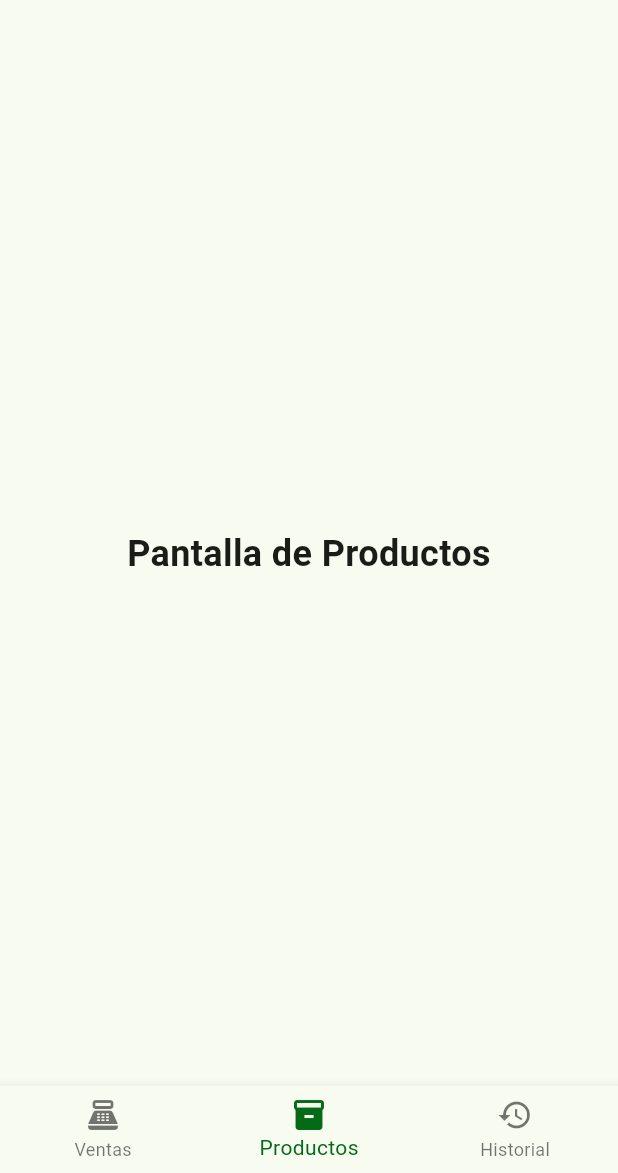
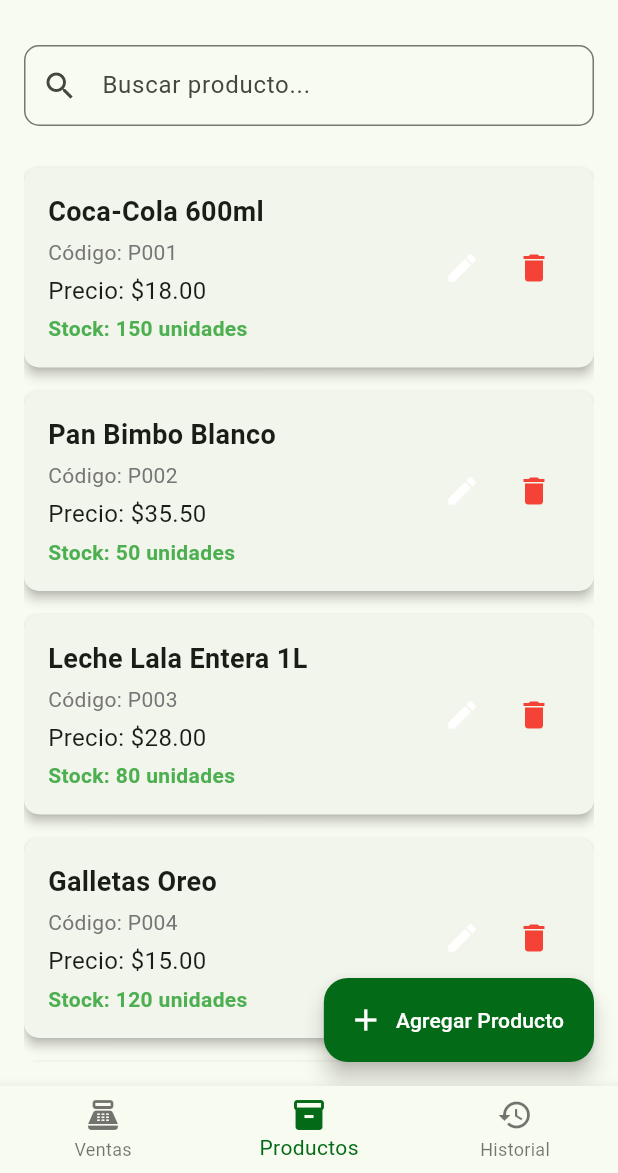
Before and after one commit to Toad24F/MVP-punto-de-venta, a Flutter app: the HomeScreen screen opened directly, swiped to page 2, on a phone screen of 412 x 824 dp, the part 63-1236 px from its top. Run offline on Flutter 3.47's test engine with Material 3 defaults, Android fonts, the phone set to English and light mode, and no system bars.

Commit message:
Creación de pantalla de productos (ProductsScreen)
Se ha creado una nueva pantalla para la gestión de productos,
que incluye:

- Un campo de búsqueda para filtrar productos.
- Una lista que muestra los productos con su nombre, código, precio y stock.
- Indicador visual para stock bajo (color rojo).
- Botones de opción para editar y eliminar productos (funcionalidad pendiente de implementación).
- Un botón flotante para agregar nuevos productos (funcionalidad pendiente de implementación).

Esta pantalla se ha integrado en `HomeScreen` como una de las pestañas
del `PageView`, reemplazando el `PlaceholderScreen` correspondiente.

```diff
--- a/lib/Screens/home_screen.dart
+++ b/lib/Screens/home_screen.dart
@@ -1,4 +1,5 @@
 import 'package:flutter/material.dart';
+import 'package:puntodeventa/Screens/product_screen.dart';
 import 'package:puntodeventa/Screens/sale_screen.dart';
 
 class HomeScreen extends StatefulWidget {
@@ -27,7 +28,7 @@
   // Lista de widgets para las diferentes pantallas/pestañas
   static const List<Widget> _widgetOptions = <Widget>[
     SalesScreen(),
-    PlaceholderScreen(title: 'Pantalla de Productos'),
+    ProductsScreen(),
     PlaceholderScreen(title: 'Pantalla de Historial de Ventas'),
   ];
 
--- a/lib/Screens/product_screen.dart
+++ b/lib/Screens/product_screen.dart
@@ -0,0 +1,152 @@
+// products_screen.dart
+import 'package:flutter/material.dart';
+
+class ProductsScreen extends StatefulWidget {
+  const ProductsScreen({super.key});
+
+  @override
+  State<ProductsScreen> createState() => _ProductsScreenState();
+}
+
+class _ProductsScreenState extends State<ProductsScreen> {
+  // Lista simulada de productos
+  // En una aplicación real, esto provendría de una base de datos o API
+  final List<Map<String, dynamic>> _products = [
+    {'id': 'P001', 'name': 'Coca-Cola 600ml', 'price': 18.00, 'stock': 150},
+    {'id': 'P002', 'name': 'Pan Bimbo Blanco', 'price': 35.50, 'stock': 50},
+    {'id': 'P003', 'name': 'Leche Lala Entera 1L', 'price': 28.00, 'stock': 80},
+    {'id': 'P004', 'name': 'Galletas Oreo', 'price': 15.00, 'stock': 120},
+    {'id': 'P005', 'name': 'Jugo Del Valle Naranja 1L', 'price': 22.00, 'stock': 70},
+    {'id': 'P006', 'name': 'Café Nescafé Clásico 50g', 'price': 45.00, 'stock': 40},
+  ];
+
+  @override
+  Widget build(BuildContext context) {
+    final ColorScheme colorScheme = Theme.of(context).colorScheme;
+
+    return Scaffold(
+      // No necesitamos un AppBar aquí porque la HomeScreen ya tiene uno
+      // y esta es una "pestaña" del PageView.
+      body: Padding(
+        padding: const EdgeInsets.all(16.0),
+        child: Column(
+          children: [
+            // --- Buscador de productos ---
+            TextField(
+              decoration: InputDecoration(
+                labelText: 'Buscar producto...',
+                hintText: 'Ej. Leche, Café',
+                prefixIcon: const Icon(Icons.search),
+                border: OutlineInputBorder(
+                  borderRadius: BorderRadius.circular(10),
+                ),
+                contentPadding: const EdgeInsets.symmetric(vertical: 15.0, horizontal: 10.0),
+              ),
+              onChanged: (value) {
+                // Aquí iría la lógica para filtrar la lista de productos
+                print('Buscando productos: $value');
+              },
+            ),
+            const SizedBox(height: 20),
+
+            // --- Lista de productos ---
+            Expanded(
+              child: _products.isEmpty
+                  ? Center(
+                child: Text(
+                  'No hay productos registrados.',
+                  style: TextStyle(color: Colors.grey.shade600, fontSize: 16),
+                ),
+              )
+                  : ListView.builder(
+                itemCount: _products.length,
+                itemBuilder: (context, index) {
+                  final product = _products[index];
+                  return Card(
+                    margin: const EdgeInsets.symmetric(vertical: 8.0),
+                    elevation: 3,
+                    shape: RoundedRectangleBorder(borderRadius: BorderRadius.circular(10)),
+                    child: Padding(
+                      padding: const EdgeInsets.all(16.0),
+                      child: Row(
+                        children: [
+                          Expanded(
+                            child: Column(
+                              crossAxisAlignment: CrossAxisAlignment.start,
+                              children: [
+                                Text(
+                                  product['name'],
+                                  style: const TextStyle(
+                                    fontWeight: FontWeight.bold,
+                                    fontSize: 18,
+                                  ),
+                                ),
+                                const SizedBox(height: 4),
+                                Text(
+                                  'Código: ${product['id']}',
+                                  style: TextStyle(color: Colors.grey.shade600),
+                                ),
+                                const SizedBox(height: 4),
+                                Text(
+                                  'Precio: \$${product['price'].toStringAsFixed(2)}',
+                                  style: const TextStyle(fontSize: 16),
+                                ),
+                                const SizedBox(height: 4),
+                                Text(
+                                  'Stock: ${product['stock']} unidades',
+                                  style: TextStyle(
+                                    color: product['stock'] < 10 ? Colors.red : Colors.green, // Alerta si stock es bajo
+                                    fontWeight: FontWeight.bold,
+                                  ),
+                                ),
+                              ],
+                            ),
+                          ),
+                          // Botón de edición (Opcional)
+                          IconButton(
+                            icon: Icon(Icons.edit, color: colorScheme.secondary),
+                            onPressed: () {
+                              // Lógica para editar el producto
+                              print('Editar producto: ${product['name']}');
+                              // Aquí podrías abrir un diálogo o navegar a una pantalla de edición
+                            },
+                          ),
+                          // Botón de eliminar (Opcional)
+                          IconButton(
+                            icon: const Icon(Icons.delete, color: Colors.red),
+                            onPressed: () {
+                              // Lógica para eliminar el producto
+                              print('Eliminar producto: ${product['name']}');
+                              // En una app real, mostrarías un diálogo de confirmación
+                              setState(() {
+                                _products.removeAt(index);
+                              });
+                            },
+                          ),
+                        ],
+                      ),
+                    ),
+                  );
+                },
+              ),
+            ),
+          ],
+        ),
+      ),
+      // --- Botón flotante para agregar nuevo producto ---
+      floatingActionButton: FloatingActionButton.extended(
+        onPressed: () {
+          // Lógica para agregar un nuevo producto
+          print('Botón "Agregar Producto" presionado');
+          // Aquí podrías navegar a una nueva pantalla o mostrar un diálogo
+          // para ingresar los datos del nuevo producto.
+        },
+        icon: const Icon(Icons.add),
+        label: const Text('Agregar Producto'),
+        backgroundColor: colorScheme.primary,
+        foregroundColor: Colors.white,
+      ),
+      floatingActionButtonLocation: FloatingActionButtonLocation.endFloat,
+    );
+  }
+}
```
